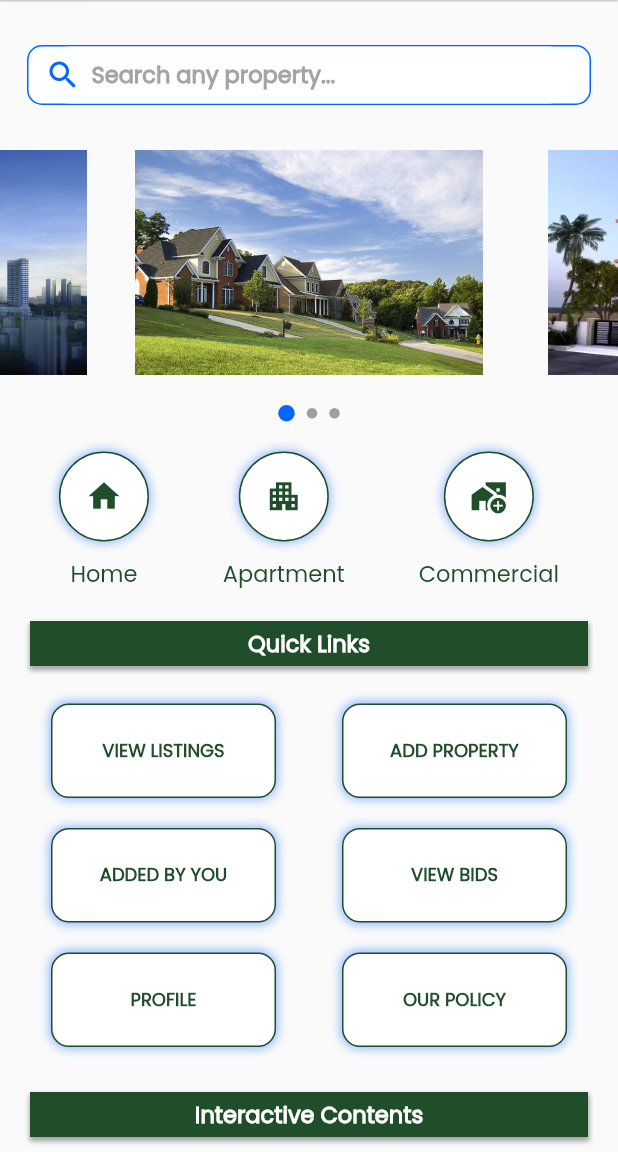
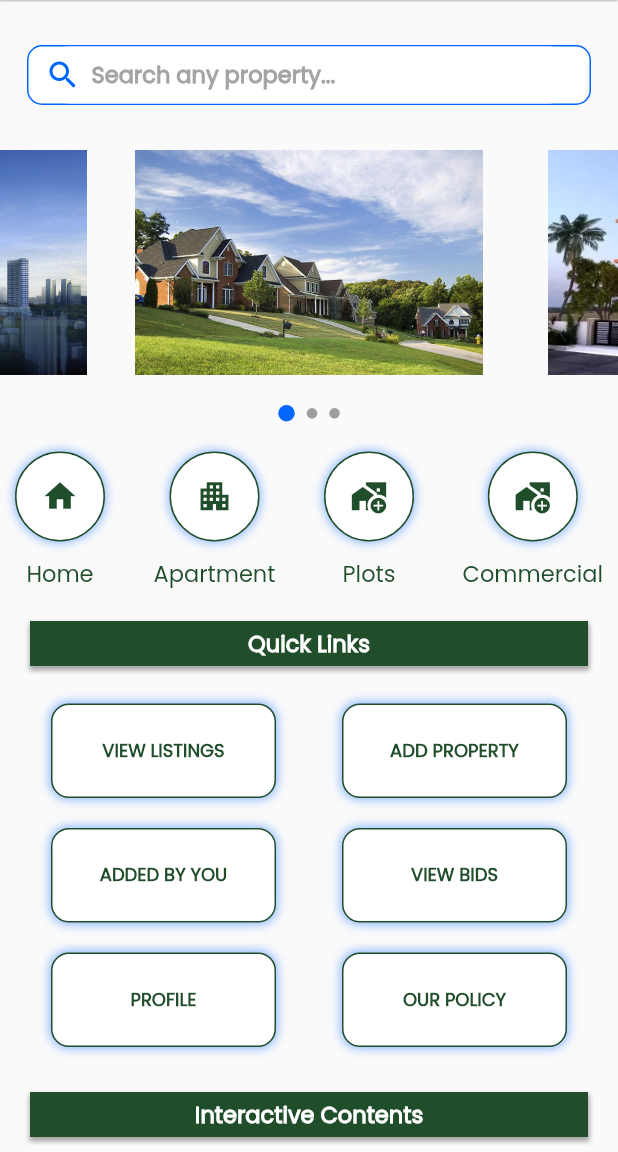
Before and after one commit to saroj-kumar-padhi/orea, a Flutter app: the RealEstateBidding screen opened directly, on a phone screen of 412 x 824 dp, the part 84-1236 px from its top. Run offline on Flutter 3.47's test engine with Material 2 defaults, Android fonts, the phone set to English and light mode, and no system bars; drawn by our look-alikes of carousel_slider, dots_indicator; our stand-ins replace cloud_firestore, firebase_auth, firebase_core, firebase_storage, image_picker, readmore; missing offline and left inert: jazzcash_flutter; accounts and stored records are empty.

Commit message:
all commits

```diff
--- a/lib/screens/orea_real_estate_bidding/orea_real_estate_bidding.dart
+++ b/lib/screens/orea_real_estate_bidding/orea_real_estate_bidding.dart
@@ -133,12 +133,12 @@ class _RealEstateBiddingState extends State<RealEstateBidding> {
                 activeSize: Size.square(11.0),
               ),
             ),
-
             Row(
-              mainAxisAlignment: MainAxisAlignment.spaceEvenly,
+              mainAxisAlignment: MainAxisAlignment.spaceBetween,
               children: [
                 circularTab(Icons.home, () {}, "Home"),
                 circularTab(Icons.apartment, () {}, "Apartment"),
+                circularTab(Icons.add_home_work_sharp, () {}, "Plots"),
                 circularTab(Icons.add_home_work_sharp, () {}, "Commercial"),
               ],
             ),
@@ -155,7 +155,8 @@ class _RealEstateBiddingState extends State<RealEstateBidding> {
                         blurRadius: 2,
                         offset: Offset(0, 2))
                   ]),
-                  child: Center(child: BoldText("Quick Links", whiteColor, 15))),
+                  child:
+                      Center(child: BoldText("Quick Links", whiteColor, 15))),
             ),
             const SizedBox(height: 15),
             // QUICK LINK TABS ----->>>
@@ -208,7 +209,6 @@ class _RealEstateBiddingState extends State<RealEstateBidding> {
                 }),
               ],
             ),
-
             const SizedBox(height: 20),
             Padding(
               padding: const EdgeInsets.symmetric(horizontal: 20),
```
